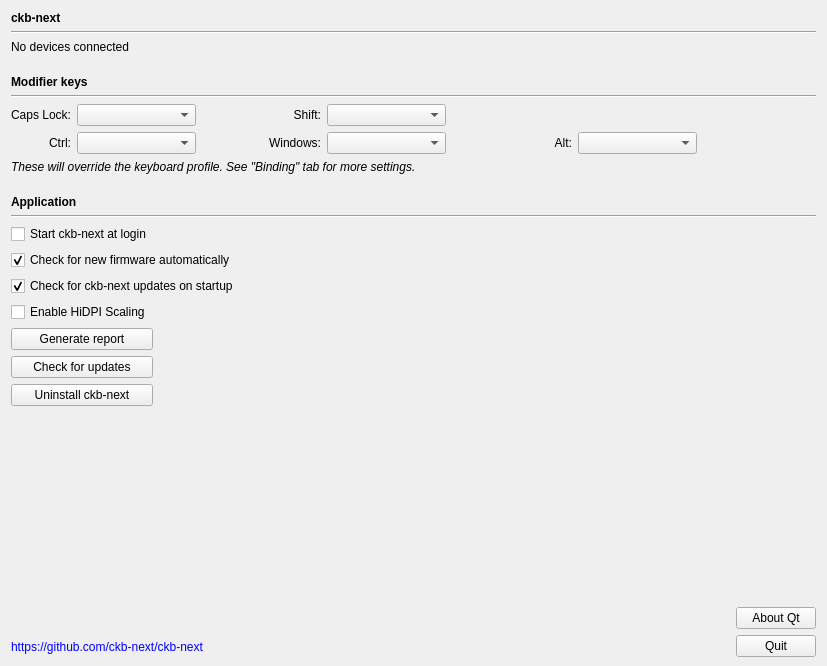
Before: the Qt Designer form src/gui/settingswidget.ui in ckb-next/ckb-next, drawn with Qt 5.
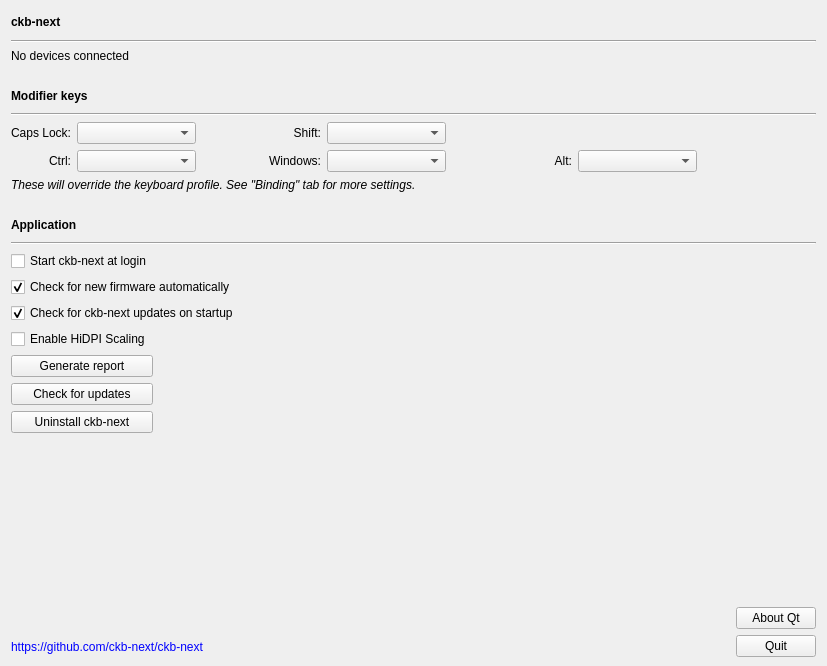
After: the same form once the commit is applied. Custom widgets are drawn as their Qt base class.

Commit message: Enforce 23px minimum heading size

Patch:
```diff
--- a/src/gui/settingswidget.ui
+++ b/src/gui/settingswidget.ui
@@ -28,6 +28,12 @@
    </property>
    <item>
     <widget class="QLabel" name="versionLabel">
+     <property name="minimumSize">
+      <size>
+       <width>0</width>
+       <height>23</height>
+      </size>
+     </property>
      <property name="font">
       <font>
        <weight>75</weight>
@@ -89,7 +95,7 @@
         <x>0</x>
         <y>0</y>
         <width>809</width>
-        <height>503</height>
+        <height>497</height>
        </rect>
       </property>
       <layout class="QVBoxLayout" name="verticalLayout">
@@ -121,6 +127,12 @@
              <verstretch>0</verstretch>
             </sizepolicy>
            </property>
+           <property name="minimumSize">
+            <size>
+             <width>0</width>
+             <height>23</height>
+            </size>
+           </property>
            <property name="font">
             <font>
              <weight>75</weight>
@@ -347,6 +359,12 @@
              <verstretch>0</verstretch>
             </sizepolicy>
            </property>
+           <property name="minimumSize">
+            <size>
+             <width>0</width>
+             <height>23</height>
+            </size>
+           </property>
            <property name="font">
             <font>
              <weight>75</weight>
```
The commit also changes 3 other files.
